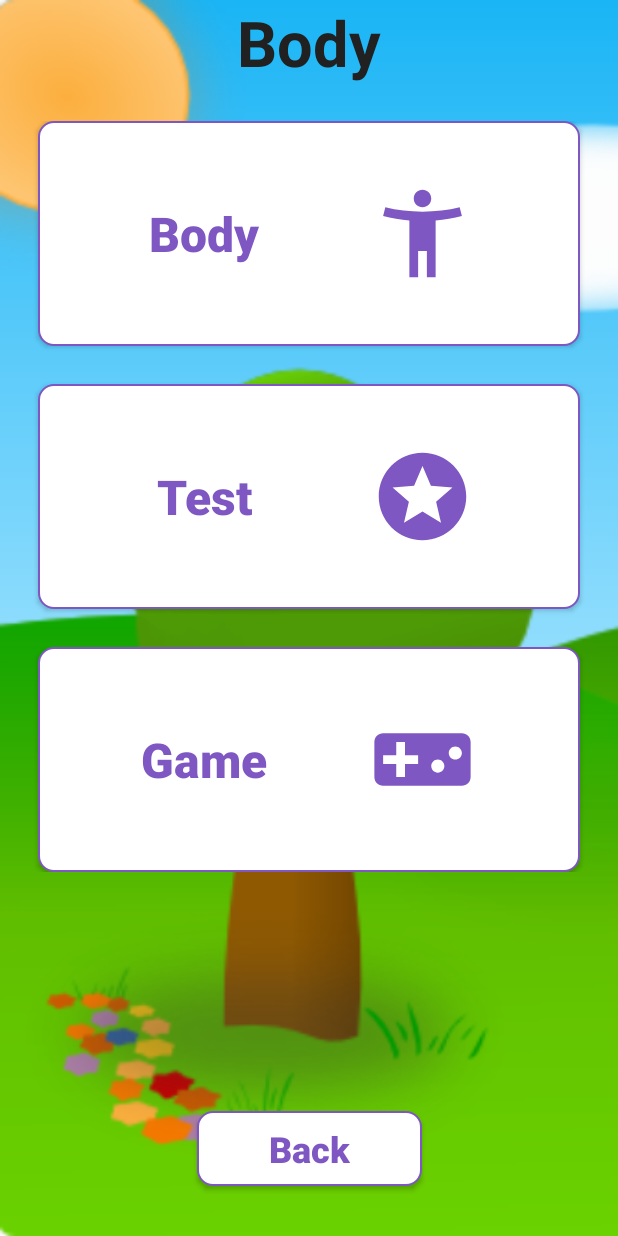
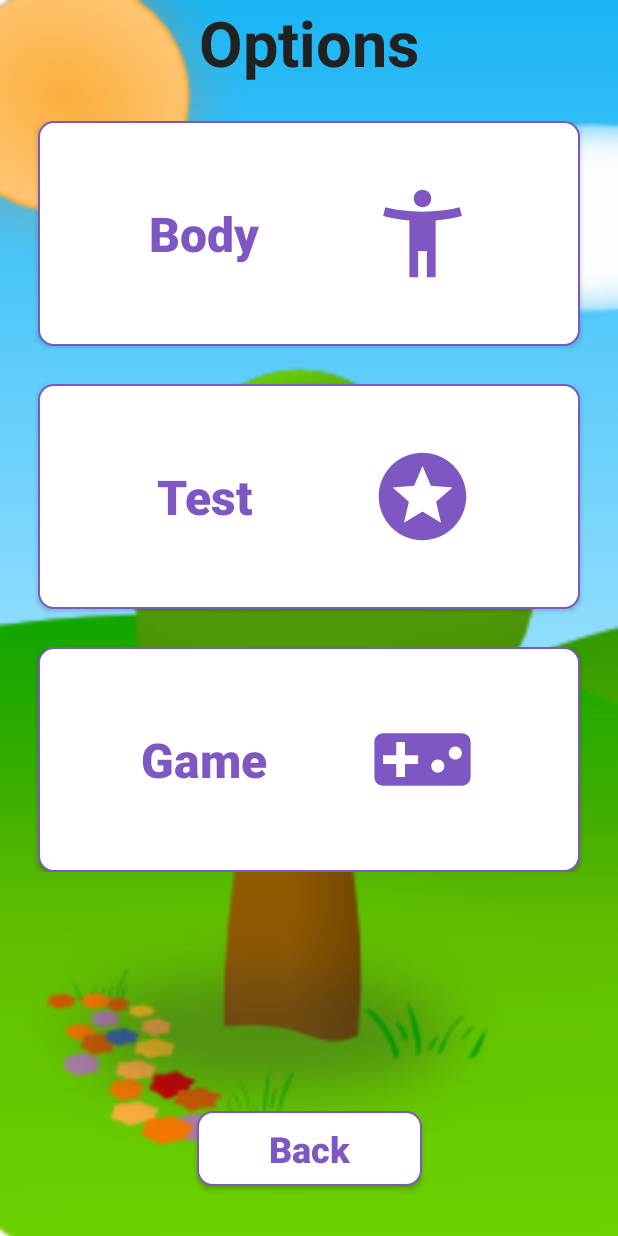
Before and after one commit to Wil6group/Wil6App, an Android app: the bodyOptions screen opened directly, with no data from a screen before it, on a phone screen of 412 x 824 dp. Run offline under Robolectric (Android 15) with nearby library versions, the phone set to English and light mode, and no system bars.

Commit message:
fixed text

```diff
--- a/app/src/main/res/layout/activity_body_options.xml
+++ b/app/src/main/res/layout/activity_body_options.xml
@@ -39,7 +39,7 @@
             android:layout_width="wrap_content"
             android:layout_height="wrap_content"
             android:layout_gravity="center_horizontal"
-            android:text="Body"
+            android:text="Options"
             android:textColor="@color/Black"
             android:textSize="42dp"
             android:textStyle="bold" />
--- a/app/src/main/res/layout/activity_colours_options.xml
+++ b/app/src/main/res/layout/activity_colours_options.xml
@@ -39,7 +39,7 @@
             android:layout_width="wrap_content"
             android:layout_height="wrap_content"
             android:layout_gravity="center_horizontal"
-            android:text="Colours"
+            android:text="Options"
             android:textColor="@color/Black"
             android:textSize="42dp"
             android:textStyle="bold" />
--- a/app/src/main/res/layout/activity_numbers_options.xml
+++ b/app/src/main/res/layout/activity_numbers_options.xml
@@ -40,7 +40,7 @@
             android:layout_width="wrap_content"
             android:layout_height="wrap_content"
             android:layout_gravity="center_horizontal"
-            android:text="Maths"
+            android:text="Options"
             android:textColor="@color/Black"
             android:textSize="42dp"
             android:textStyle="bold" />
--- a/app/src/main/res/layout/activity_shapes_options.xml
+++ b/app/src/main/res/layout/activity_shapes_options.xml
@@ -39,7 +39,7 @@
             android:layout_width="wrap_content"
             android:layout_height="wrap_content"
             android:layout_gravity="center_horizontal"
-            android:text="Shapes"
+            android:text="Options"
             android:textColor="@color/Black"
             android:textSize="42dp"
             android:textStyle="bold" />
```
